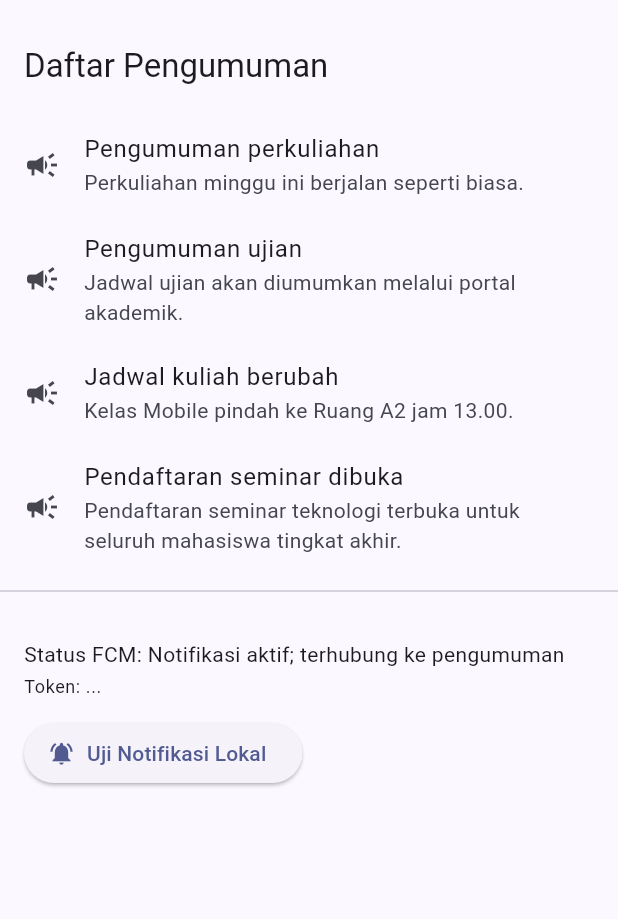
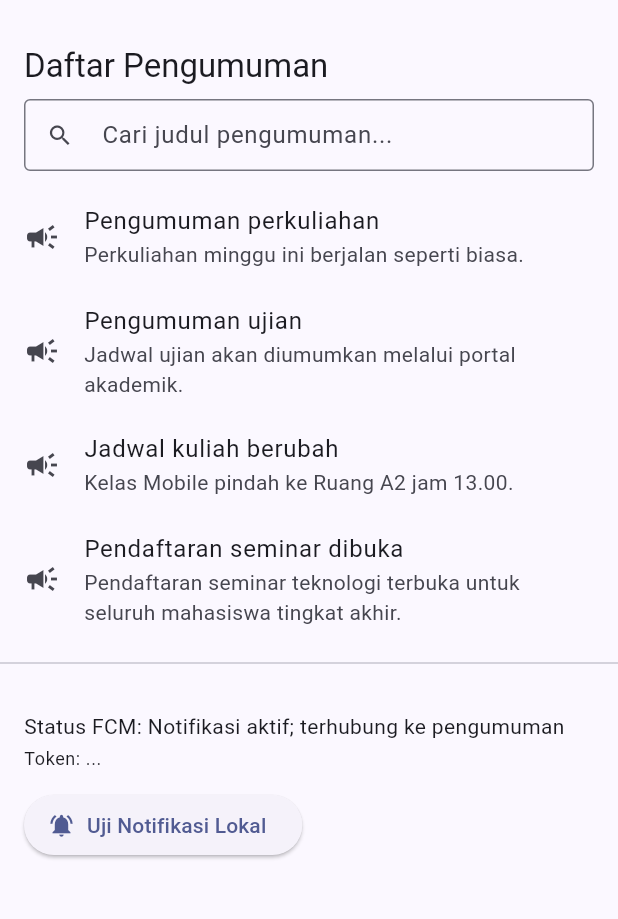
Before and after one commit to radita00/244107020099-mobile-course, a Flutter app: the HomePage screen opened by its route, on a phone screen of 412 x 824 dp, the part 63-982 px from its top. Run offline on Flutter 3.47's test engine with Material 3 defaults, Android fonts, the phone set to English and light mode, and no system bars; our stand-ins replace dio, firebase_core, firebase_messaging, flutter_local_notifications, flutter_riverpod, flutter_secure_storage and 1 more; accounts and stored records are empty; network calls fail.

Commit message:
feat(week9): search judul pengumuman case-insensitive dan empty state
- SearchAnnouncements use case murni di domain (trim + toLowerCase)
- searchQueryProvider memakai Notifier (StateProvider sudah legacy di Riverpod 3)
- filteredAnnouncementsProvider memakai AsyncValue.whenData agar loading/error tetap terbawa
- Search bar + empty state terpisah: data kosong vs filter tidak cocok
- 4 test baru (total suite 24), analyze bersih, format bersih

```diff
--- a/09-week-9-ai-assisted-development/campus_notify/lib/features/announcements/presentation/pages/home_page.dart
+++ b/09-week-9-ai-assisted-development/campus_notify/lib/features/announcements/presentation/pages/home_page.dart
@@ -15,6 +15,7 @@ class HomePage extends ConsumerStatefulWidget {
 }
 
 class _HomePageState extends ConsumerState<HomePage> {
+  final TextEditingController _searchController = TextEditingController();
   String? _token;
   String _status = 'Menunggu izin notifikasi...';
 
@@ -22,6 +23,12 @@ class _HomePageState extends ConsumerState<HomePage> {
   void initState() {
     super.initState();
     WidgetsBinding.instance.addPostFrameCallback((_) => _initPush());
+  }
+
+  @override
+  void dispose() {
+    _searchController.dispose();
+    super.dispose();
   }
 
   Future<void> _initPush() async {
@@ -77,7 +84,8 @@ class _HomePageState extends ConsumerState<HomePage> {
   @override
   Widget build(BuildContext context) {
     final pushService = ref.read(pushServiceProvider);
-    final announcementsState = ref.watch(announcementsProvider);
+    final announcementsState = ref.watch(filteredAnnouncementsProvider);
+    final query = ref.watch(searchQueryProvider);
 
     return Scaffold(
       appBar: AppBar(
@@ -98,12 +106,37 @@ class _HomePageState extends ConsumerState<HomePage> {
       body: ListView(
         children: [
           Padding(
-            padding: const EdgeInsets.all(16),
+            padding: const EdgeInsets.fromLTRB(16, 16, 16, 8),
             child: Text(
               'Daftar Pengumuman',
               style: Theme.of(context).textTheme.titleLarge,
             ),
           ),
+          Padding(
+            padding: const EdgeInsets.symmetric(horizontal: 16),
+            child: TextField(
+              controller: _searchController,
+              onChanged: (value) =>
+                  ref.read(searchQueryProvider.notifier).setQuery(value),
+              decoration: InputDecoration(
+                hintText: 'Cari judul pengumuman...',
+                prefixIcon: const Icon(Icons.search),
+                border: const OutlineInputBorder(),
+                isDense: true,
+                suffixIcon: query.isEmpty
+                    ? null
+                    : IconButton(
+                        tooltip: 'Hapus pencarian',
+                        icon: const Icon(Icons.close),
+                        onPressed: () {
+                          _searchController.clear();
+                          ref.read(searchQueryProvider.notifier).clear();
+                        },
+                      ),
+              ),
+            ),
+          ),
+          const SizedBox(height: 8),
           announcementsState.when(
             loading: () => const Center(
               child: Padding(
@@ -122,9 +155,27 @@ class _HomePageState extends ConsumerState<HomePage> {
             ),
             data: (items) {
               if (items.isEmpty) {
-                return const Padding(
-                  padding: EdgeInsets.all(16),
-                  child: Center(child: Text('Belum ada pengumuman.')),
+                final trimmed = query.trim();
+                return Padding(
+                  padding: const EdgeInsets.all(24),
+                  child: Center(
+                    child: Column(
+                      children: [
+                        Icon(
+                          trimmed.isEmpty ? Icons.inbox : Icons.search_off,
+                          size: 40,
+                          color: Theme.of(context).colorScheme.outline,
+                        ),
+                        const SizedBox(height: 8),
+                        Text(
+                          trimmed.isEmpty
+                              ? 'Belum ada pengumuman.'
+                              : 'Tidak ada pengumuman yang cocok dengan "$trimmed"',
+                          textAlign: TextAlign.center,
+                        ),
+                      ],
+                    ),
+                  ),
                 );
               }
               return Column(
--- a/09-week-9-ai-assisted-development/campus_notify/lib/features/announcements/presentation/providers/announcements_providers.dart
+++ b/09-week-9-ai-assisted-development/campus_notify/lib/features/announcements/presentation/providers/announcements_providers.dart
@@ -5,6 +5,7 @@ import '../../domain/entities/announcement.dart';
 import '../../domain/repositories/announcement_repository.dart';
 import '../../domain/usecases/get_announcement_detail.dart';
 import '../../domain/usecases/get_announcements.dart';
+import '../../domain/usecases/search_announcements.dart';
 
 // DI: Data layer
 final announcementRepositoryProvider = Provider<AnnouncementRepository>((ref) {
@@ -43,3 +44,37 @@ final announcementDetailProvider = FutureProvider.family<Announcement?, String>(
     return result.item;
   },
 );
+
+// DI: Domain layer (use case pencarian)
+final searchAnnouncementsProvider = Provider<SearchAnnouncements>((ref) {
+  return const SearchAnnouncements();
+});
+
+// Presentation layer: state query pencarian.
+// Riverpod 3 memakai Notifier; StateProvider sudah dipindah ke legacy.dart
+// sehingga tidak tersedia dari import utama flutter_riverpod.
+class SearchQuery extends Notifier<String> {
+  @override
+  String build() => '';
+
+  void setQuery(String value) => state = value;
+
+  void clear() => state = '';
+}
+
+final searchQueryProvider = NotifierProvider<SearchQuery, String>(
+  SearchQuery.new,
+);
+
+// Presentation layer: daftar pengumuman yang sudah difilter.
+// whenData dipakai supaya status loading/error dari announcementsProvider
+// tetap terbawa ke widget.
+final filteredAnnouncementsProvider = Provider<AsyncValue<List<Announcement>>>((
+  ref,
+) {
+  final asyncItems = ref.watch(announcementsProvider);
+  final query = ref.watch(searchQueryProvider);
+  final search = ref.watch(searchAnnouncementsProvider);
+
+  return asyncItems.whenData((items) => search(items, query));
+});
```
Also changed, not shown: 09-week-9-ai-assisted-development/campus_notify/lib/features/announcements/domain/usecases/search_announcements.dart (added, +23 -0 lines), 1 other file.
